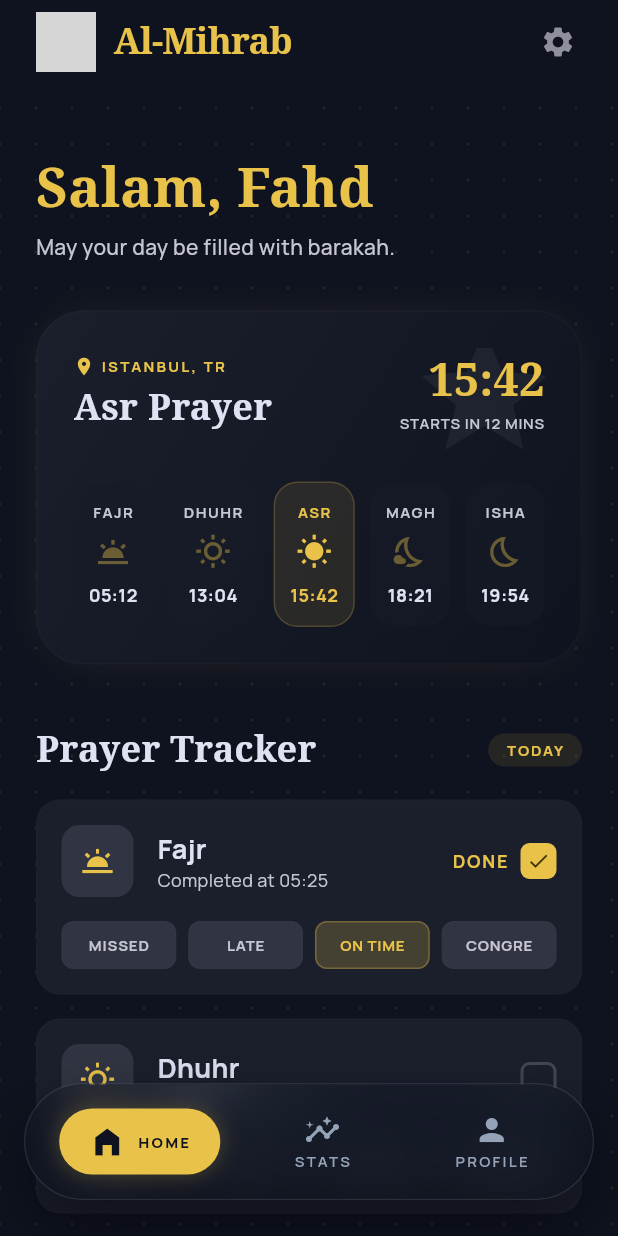
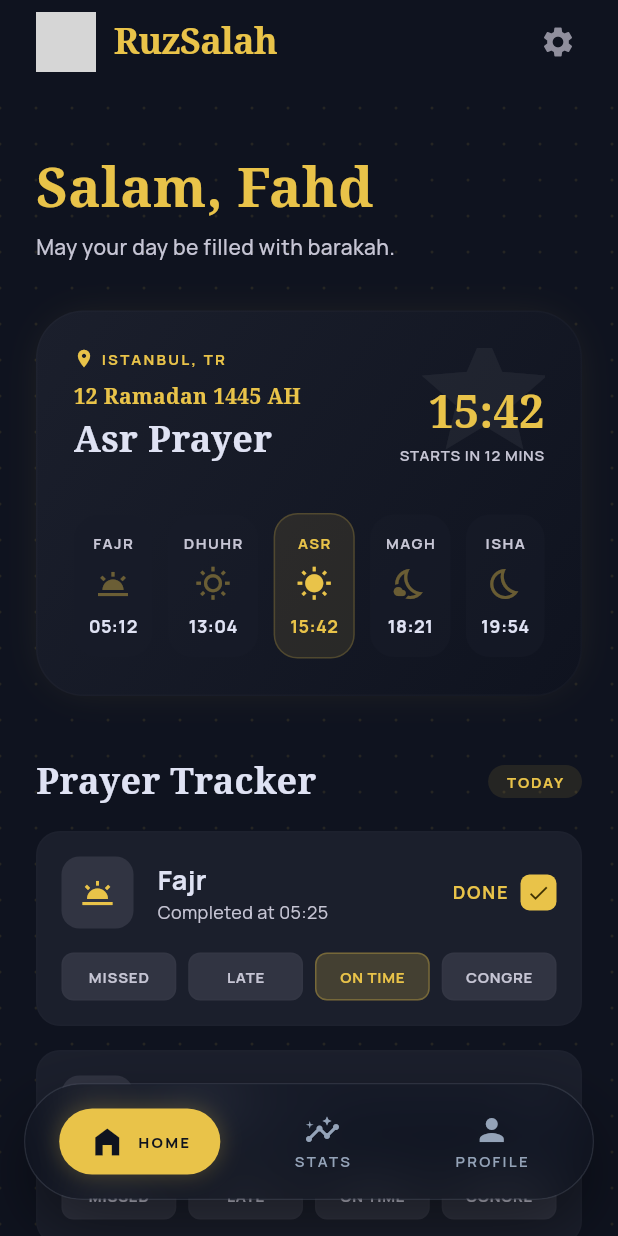
Before and after one commit to raifahd/Al-Mihrab-Salah-Tracker, a Flutter app: the screen it shows after launch, on a phone screen of 412 x 824 dp. Run offline on Flutter 3.47's test engine with Material 3 defaults, Android fonts, the light colour scheme and no system bars; our stand-ins replace google_fonts; network calls fail; grey boxes are pictures that could not be loaded.

Commit message:
rename application to RuzSalah and update dashboard UI with Hijri date display

```diff
--- a/lib/main.dart
+++ b/lib/main.dart
@@ -16,7 +16,7 @@ class MyApp extends StatelessWidget {
   Widget build(BuildContext context) {
     return MaterialApp(
       debugShowCheckedModeBanner: false,
-      title: 'Al-Mihrab',
+      title: 'RuzSalah',
       theme: buildAppTheme(),
       home: const MainScreen(),
     );
--- a/lib/screens/dashboard_screen.dart
+++ b/lib/screens/dashboard_screen.dart
@@ -34,7 +34,7 @@ class DashboardScreen extends StatelessWidget {
                     ),
                   ),
                   const SizedBox(width: 12),
-                  Text('Al-Mihrab', style: AppTextStyles.headline(context).copyWith(
+                  Text('RuzSalah', style: AppTextStyles.headline(context).copyWith(
                     color: AppColors.primary,
                     fontSize: 24,
                     letterSpacing: -0.5,
@@ -119,7 +119,12 @@ class DashboardScreen extends StatelessWidget {
                                   ))
                                 ],
                               ),
-                              const SizedBox(height: 4),
+                              const SizedBox(height: 8),
+                              Text('12 Ramadan 1445 AH', style: AppTextStyles.headline(context).copyWith(
+                                fontSize: 14,
+                                color: AppColors.primary,
+                              )),
+                              const SizedBox(height: 2),
                               Text('Asr Prayer', style: AppTextStyles.headline(context).copyWith(
                                 fontSize: 24,
                               )),
--- a/lib/screens/profile_screen.dart
+++ b/lib/screens/profile_screen.dart
@@ -34,7 +34,7 @@ class ProfileScreen extends StatelessWidget {
                     ),
                   ),
                   const SizedBox(width: 12),
-                  Text('Al-Mihrab', style: AppTextStyles.headline(context).copyWith(
+                  Text('RuzSalah', style: AppTextStyles.headline(context).copyWith(
                     color: AppColors.primary,
                     fontSize: 24,
                     letterSpacing: -0.5,
--- a/lib/screens/statistics_screen.dart
+++ b/lib/screens/statistics_screen.dart
@@ -34,7 +34,7 @@ class StatisticsScreen extends StatelessWidget {
                     ),
                   ),
                   const SizedBox(width: 12),
-                  Text('Statistics', style: AppTextStyles.headline(context).copyWith(
+                  Text('RuzSalah', style: AppTextStyles.headline(context).copyWith(
                     color: AppColors.primary,
                     fontSize: 24,
                     letterSpacing: -0.5,
```
